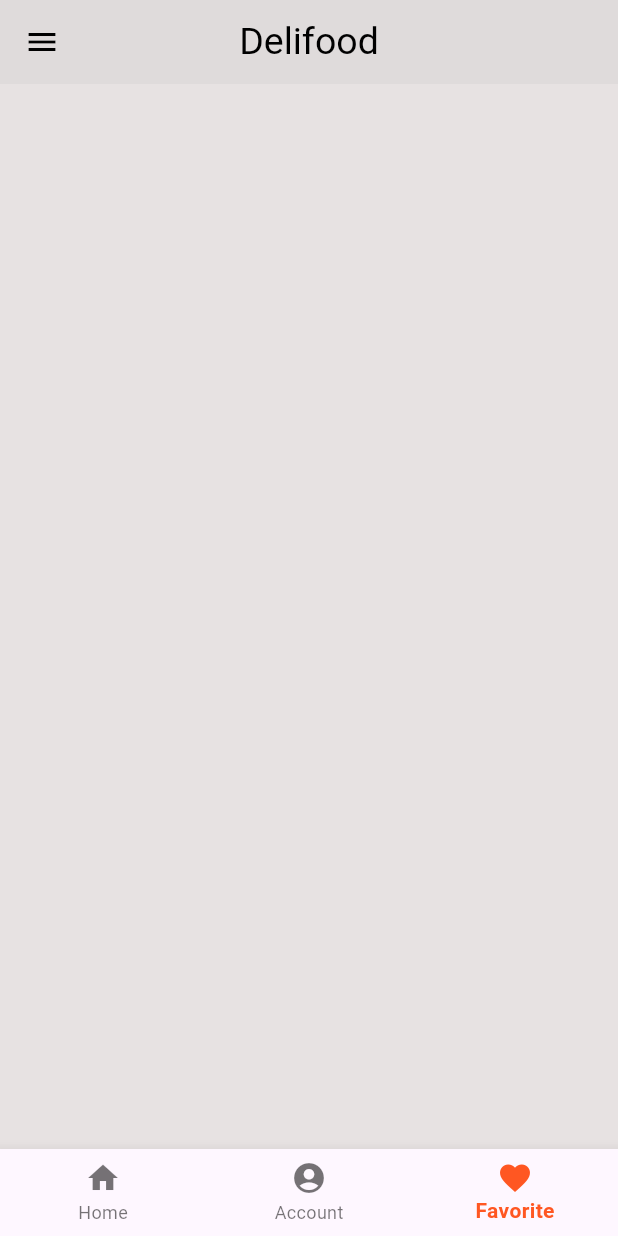
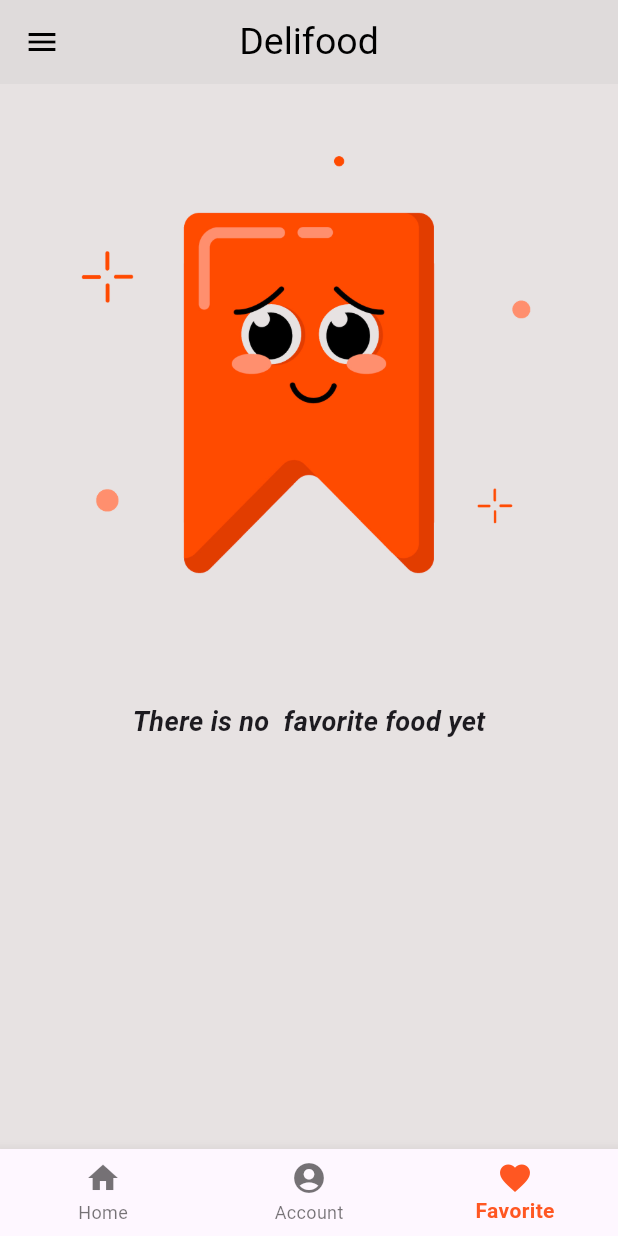
Before and after one commit to MohammadHumedat/Delifood-Application, a Flutter app: the screen it shows after launch, item 3 of the bottom bar chosen, on a phone screen of 412 x 824 dp. Run offline on Flutter 3.47's test engine with Material 3 defaults, Android fonts, the phone set to English and light mode, and no system bars; network calls fail.

Commit message:
edit on favorite page

```diff
--- a/lib/models/food_item.dart
+++ b/lib/models/food_item.dart
@@ -10,15 +10,12 @@ class FoodItem {
       this.isFavorite = false});
 
   FoodItem copywith({
-
     String? name,
     String? imgurl,
     double? price,
     bool? isFavorite,
-
-
   }) {
-return FoodItem(
+    return FoodItem(
         name: name ?? this.name,
         imgurl: imgurl ?? this.imgurl,
         price: price ?? this.price,
@@ -56,19 +53,4 @@ List<FoodItem> food = [
         'https://e7.pngegg.com/pngimages/970/842/png-clipart-barbecue-chophouse-restaurant-meat-raffle-beef-beef-tenderloin-food-beef-thumbnail.png',
     price: 15.0,
   ),
-  FoodItem(
-      name: 'Checken Pizza',
-      imgurl:
-          'https://graficsea.com/wp-content/uploads/2021/12/Chicken-Supreme-Pizza-.png',
-      price: 4),
-  FoodItem(
-      name: 'Cheese Burger',
-      imgurl: 'https://www.pngarts.com/files/3/Chicken-Burger-PNG-Photo.png',
-      price: 3),
-  FoodItem(
-    name: 'Chicken Burger',
-    imgurl:
-        'https://www.pngarts.com/files/3/Chicken-Burger-PNG-Image-Background.png',
-    price: 6.5,
-  ),
 ];
--- a/lib/pages/favorite_page.dart
+++ b/lib/pages/favorite_page.dart
@@ -1,22 +1,95 @@
 import 'package:flutter/material.dart';
 import 'package:food_delivery/models/food_item.dart';
-import 'package:food_delivery/widget/favorite_item.dart';
 
-class FavoritePage extends StatelessWidget {
+class FavoritePage extends StatefulWidget {
   const FavoritePage({super.key});
 
   @override
+  State<FavoritePage> createState() => _FavoritePageState();
+}
+
+class _FavoritePageState extends State<FavoritePage> {
+  @override
   Widget build(BuildContext context) {
+    final favoriteItems =
+        food.where((foodItem) => foodItem.isFavorite == true).toList();
+    if (favoriteItems.isEmpty) {
+      return Center(
+        child: Column(
+          children: [
+            Image.asset(
+              'assets/images/empty_state.png',
+              fit: BoxFit.cover,
+            ),
+            const Text(
+              "There is no  favorite food yet",
+              style: TextStyle(
+                  fontSize: 18,
+                  fontWeight: FontWeight.bold,
+                  fontStyle: FontStyle.italic),
+            ),
+          ],
+        ),
+      );
+    }
+
     return Padding(
       padding: const EdgeInsets.all(8.0),
       child: ListView.builder(
-        itemCount: food.where((foodItem) => foodItem.isFavorite == true).length,
-        itemBuilder: (context, index) => Padding(
-          padding: const EdgeInsets.all(8),
-          child: FavoriteItem(
-            foodItem: food
-                .where((foodItem) => foodItem.isFavorite == true)
-                .toList()[index],
+        itemCount: favoriteItems.length,
+        itemBuilder: (context, index) => Card(
+          shape:
+              RoundedRectangleBorder(borderRadius: BorderRadius.circular(16.0)),
+          child: Padding(
+            padding: const EdgeInsets.all(8.0),
+            child: Row(
+              children: [
+                Image.network(
+                  favoriteItems[index].imgurl,
+                  height: 100,
+                  width: 100,
+                  fit: BoxFit.contain,
+                ),
+                const SizedBox(
+                  width: 20,
+                ),
+                Expanded(
+                  child: Column(
+                    crossAxisAlignment: CrossAxisAlignment.start,
+                    children: [
+                      Text(
+                        food[index].name,
+                        style: const TextStyle(
+                            fontWeight: FontWeight.bold, fontSize: 25),
+                      ),
+                      const SizedBox(
+                        height: 8,
+                      ),
+                      Text(
+                        '\$ ${food[index].price}',
+                        style: const TextStyle(
+                            fontWeight: FontWeight.bold,
+                            fontSize: 18,
+                            color: Colors.deepOrange),
+                      ),
+                    ],
+                  ),
+                ),
+                IconButton(
+                  onPressed: () {
+                    final targeteditem = favoriteItems[index];
+                    int targetedIndex = food.indexOf(targeteditem);
+                    setState(() {
+                      food[targetedIndex] =
+                          food[targetedIndex].copywith(isFavorite: false);
+                      favoriteItems.remove(targetedIndex);
+                    });
+                  },
+                  icon: const Icon(Icons.favorite),
+                  color: Colors.deepOrange,
+                )
+              ],
+            ),
           ),
         ),
       ),
--- a/pubspec.yaml
+++ b/pubspec.yaml
@@ -59,6 +59,7 @@ flutter:
   # To add assets to your application, add an assets section, like this:
   assets:
     - assets/images/classic_burger.jpg
+    - assets/images/empty_state.png
     # - images/a_dot_ham.jpeg
 
   # An image asset can refer to one or more resolution-specific "variants", see
```
Also changed, not shown: lib/widget/favorite_item.dart (deleted, +0 -56 lines), assets/images/empty_state.png (added).
